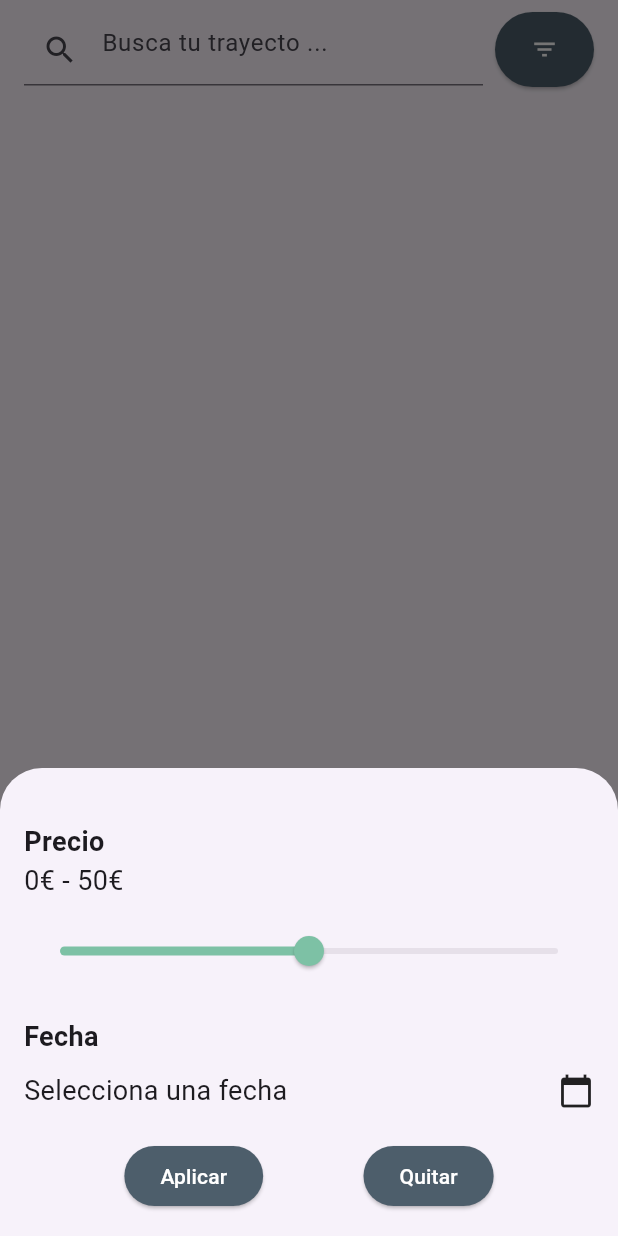
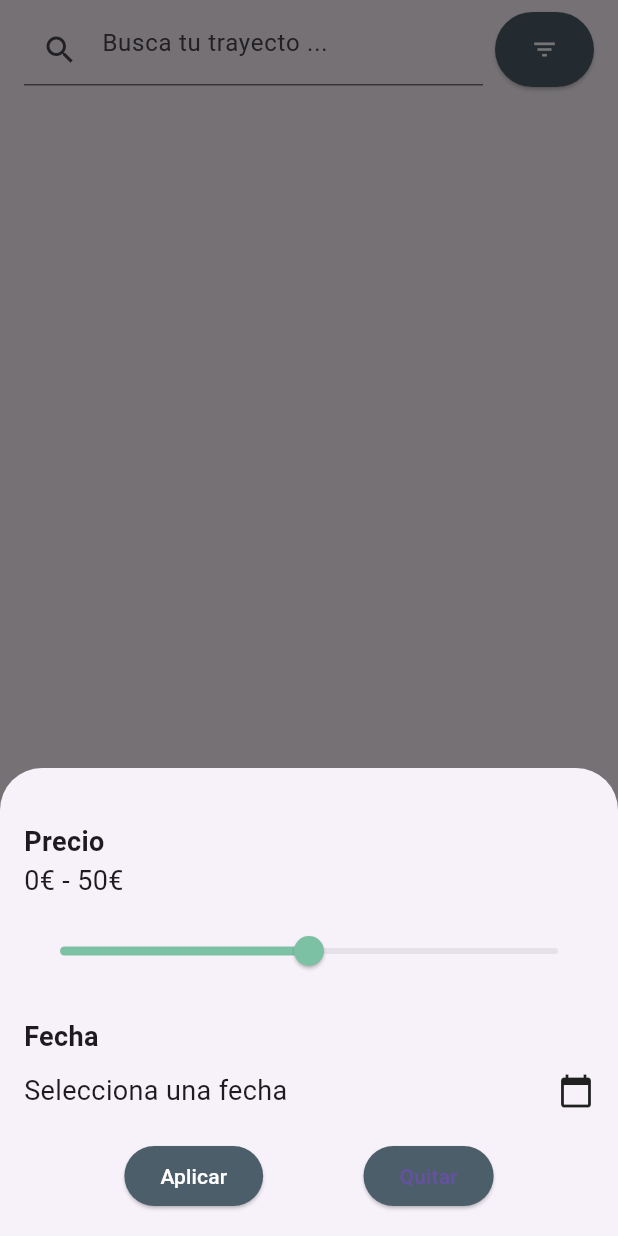
Before and after one commit to PES-GoVolt/GoVolt-FrontEnd, a Flutter app: the RoutesScreen screen opened directly, item 3 of the bottom bar chosen, after a tap on the "filter list" icon, on a phone screen of 412 x 824 dp. Run offline on Flutter 3.47's test engine with Material 3 defaults, Android fonts, the phone set to English and light mode, and no system bars; our stand-ins replace firebase_auth, firebase_core, flutter_form_builder, form_builder_validators, geolocator, google_maps_flutter and 4 more; missing offline and left inert: flutter_polyline_points; accounts and stored records are empty; network calls fail.

Commit message:
color white

```diff
--- a/govoltfrontend/lib/pages/rutas/main_routes.dart
+++ b/govoltfrontend/lib/pages/rutas/main_routes.dart
@@ -175,7 +175,7 @@ class _RoutesState extends State<RoutesScreen> {
                         style: ElevatedButton.styleFrom(
                           backgroundColor: const Color(0xff4d5e6b),
                         ),
-                        child: const Text('Quitar', style: TextStyle(color: Colors.white)),
+                        child: const Text('Quitar'),
                       ),
                     ],
                   ),
```
